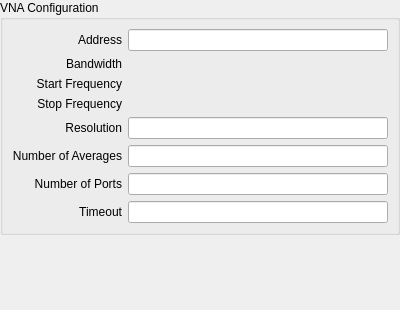
Old version of the form UI/vna_config.ui in the repository Belden-Montreal/SNP-Cable-Analyser.
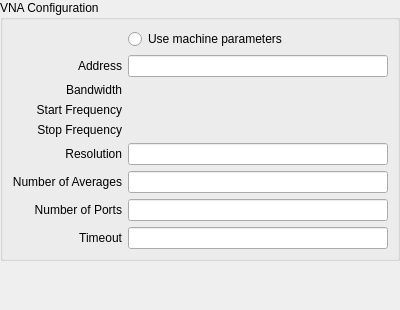
New version of the form. Custom widgets are drawn as their Qt base class.

Diff of the .ui file:
```diff
--- a/UI/vna_config.ui
+++ b/UI/vna_config.ui
@@ -32,7 +32,19 @@
       <string>VNA Configuration</string>
      </property>
      <layout class="QGridLayout" name="gridLayout">
-      <item row="0" column="0">
+      <item row="8" column="1">
+       <widget class="QLineEdit" name="portsLineEdit"/>
+      </item>
+      <item row="3" column="1">
+       <widget class="UnitInputWidget" name="bandwidthInput" native="true"/>
+      </item>
+      <item row="5" column="1">
+       <widget class="UnitInputWidget" name="stopFreqInput" native="true"/>
+      </item>
+      <item row="4" column="1">
+       <widget class="UnitInputWidget" name="startFreqInput" native="true"/>
+      </item>
+      <item row="2" column="0">
        <widget class="QLabel" name="addressLabel">
         <property name="text">
          <string>Address</string>
@@ -42,10 +54,10 @@
         </property>
        </widget>
       </item>
-      <item row="0" column="1">
+      <item row="2" column="1">
        <widget class="QLineEdit" name="addressLineEdit"/>
       </item>
-      <item row="1" column="0">
+      <item row="3" column="0">
        <widget class="QLabel" name="bandwidthLabel">
         <property name="text">
          <string>Bandwidth</string>
@@ -55,10 +67,7 @@
         </property>
        </widget>
       </item>
-      <item row="1" column="1">
-       <widget class="UnitInputWidget" name="bandwidthInput" native="true"/>
-      </item>
-      <item row="2" column="0">
+      <item row="4" column="0">
        <widget class="QLabel" name="startFreqLabel">
         <property name="text">
          <string>Start Frequency</string>
@@ -68,10 +77,7 @@
         </property>
        </widget>
       </item>
-      <item row="2" column="1">
-       <widget class="UnitInputWidget" name="startFreqInput" native="true"/>
-      </item>
-      <item row="3" column="0">
+      <item row="5" column="0">
        <widget class="QLabel" name="stopFreqLabel">
         <property name="text">
          <string>Stop Frequency</string>
@@ -81,10 +87,7 @@
         </property>
        </widget>
       </item>
-      <item row="3" column="1">
-       <widget class="UnitInputWidget" name="stopFreqInput" native="true"/>
-      </item>
-      <item row="4" column="0">
+      <item row="6" column="0">
        <widget class="QLabel" name="resolutionLabel">
         <property name="text">
          <string>Resolution</string>
@@ -94,10 +97,10 @@
         </property>
        </widget>
       </item>
-      <item row="4" column="1">
+      <item row="6" column="1">
        <widget class="QLineEdit" name="resolutionLineEdit"/>
       </item>
-      <item row="5" column="0">
+      <item row="7" column="0">
        <widget class="QLabel" name="averageLabel">
         <property name="text">
          <string>Number of Averages</string>
@@ -107,10 +110,10 @@
         </property>
        </widget>
       </item>
-      <item row="5" column="1">
+      <item row="7" column="1">
        <widget class="QLineEdit" name="averageLineEdit"/>
       </item>
-      <item row="6" column="0">
+      <item row="8" column="0">
        <widget class="QLabel" name="portsLabel">
         <property name="text">
          <string>Number of Ports</string>
@@ -120,10 +123,7 @@
         </property>
        </widget>
       </item>
-      <item row="6" column="1">
-       <widget class="QLineEdit" name="portsLineEdit"/>
-      </item>
-      <item row="7" column="0">
+      <item row="9" column="0">
        <widget class="QLabel" name="timeoutLabel">
         <property name="text">
          <string>Timeout</string>
@@ -133,9 +133,16 @@
         </property>
        </widget>
       </item>
-      <item row="7" column="1">
+      <item row="9" column="1">
        <widget class="QLineEdit" name="timeoutLineEdit"/>
       </item>
+      <item row="0" column="1">
+       <widget class="QRadioButton" name="machineParamsBool">
+        <property name="text">
+         <string>Use machine parameters</string>
+        </property>
+       </widget>
+      </item>
      </layout>
     </widget>
    </item>
```
Left out of the diff: 2 changed lines with no effect on the pictures.
